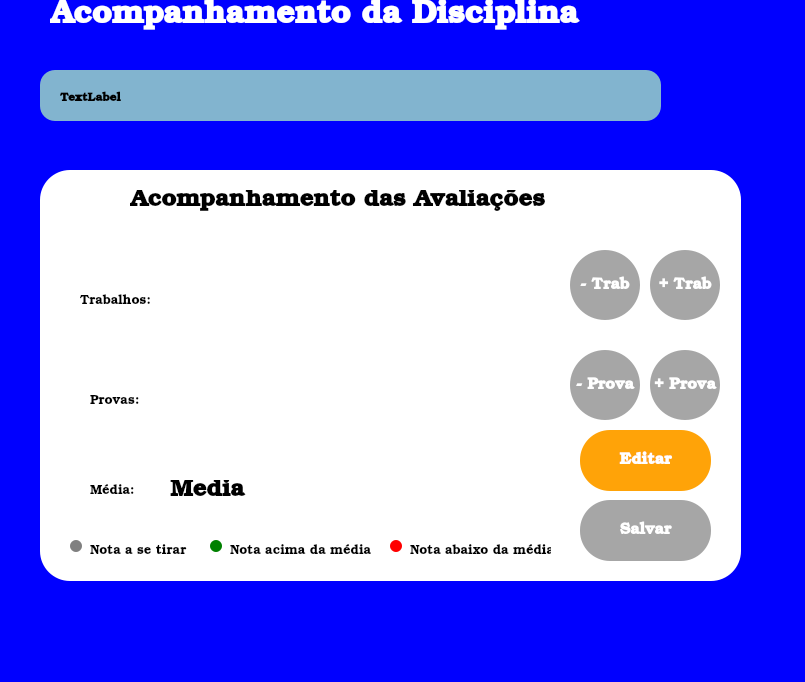
First picture: the form in src-v1/PetroPlanner/acompanhamentodisciplina.ui, repository ldsc/ProjetoEngenharia-SimuladorDePlanejamentoDasAtividadesDoEstudanteEngenharia, before the edit.
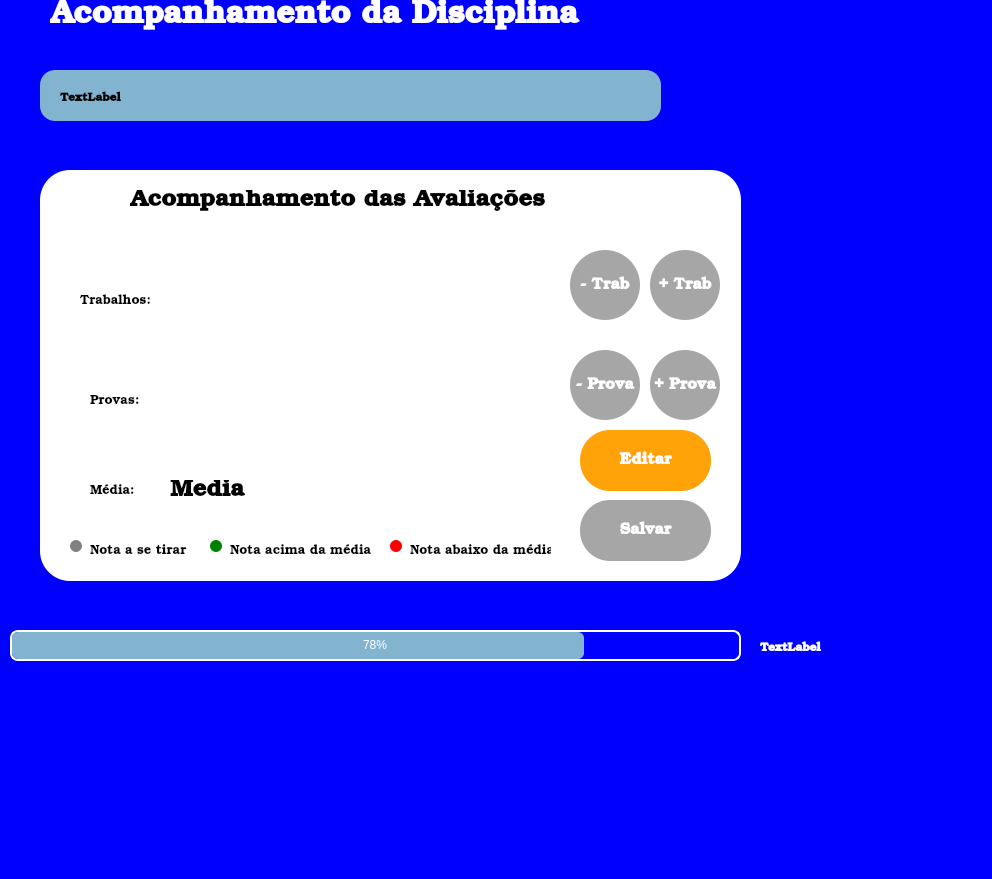
Second picture: the form after the edit.

Patch:
```diff
--- a/src-v1/PetroPlanner/acompanhamentodisciplina.ui
+++ b/src-v1/PetroPlanner/acompanhamentodisciplina.ui
@@ -6,8 +6,8 @@
    <rect>
     <x>0</x>
     <y>0</y>
-    <width>805</width>
-    <height>682</height>
+    <width>992</width>
+    <height>879</height>
    </rect>
   </property>
   <property name="windowTitle">
@@ -529,6 +529,47 @@
      </property>
     </widget>
    </widget>
+   <widget class="QProgressBar" name="progressBarFaltas">
+    <property name="geometry">
+     <rect>
+      <x>10</x>
+      <y>630</y>
+      <width>731</width>
+      <height>31</height>
+     </rect>
+    </property>
+    <property name="styleSheet">
+     <string notr="true">QProgressBar {color: white;    border: 2px solid white;    border-radius: 8px;  text-align: center;} QProgressBar::chunk {background-color: #82b4cf; border-radius: 6px;}</string>
+    </property>
+    <property name="minimum">
+     <number>6</number>
+    </property>
+    <property name="value">
+     <number>80</number>
+    </property>
+   </widget>
+   <widget class="QLabel" name="labelFaltas">
+    <property name="geometry">
+     <rect>
+      <x>760</x>
+      <y>640</y>
+      <width>201</width>
+      <height>16</height>
+     </rect>
+    </property>
+    <property name="font">
+     <font>
+      <family>Bookman Old Style</family>
+      <bold>true</bold>
+     </font>
+    </property>
+    <property name="styleSheet">
+     <string notr="true">color: white</string>
+    </property>
+    <property name="text">
+     <string>TextLabel</string>
+    </property>
+   </widget>
   </widget>
   <widget class="QMenuBar" name="menubar">
    <property name="geometry">
```
Left out of the diff: 2 changed lines with no effect on the pictures.
